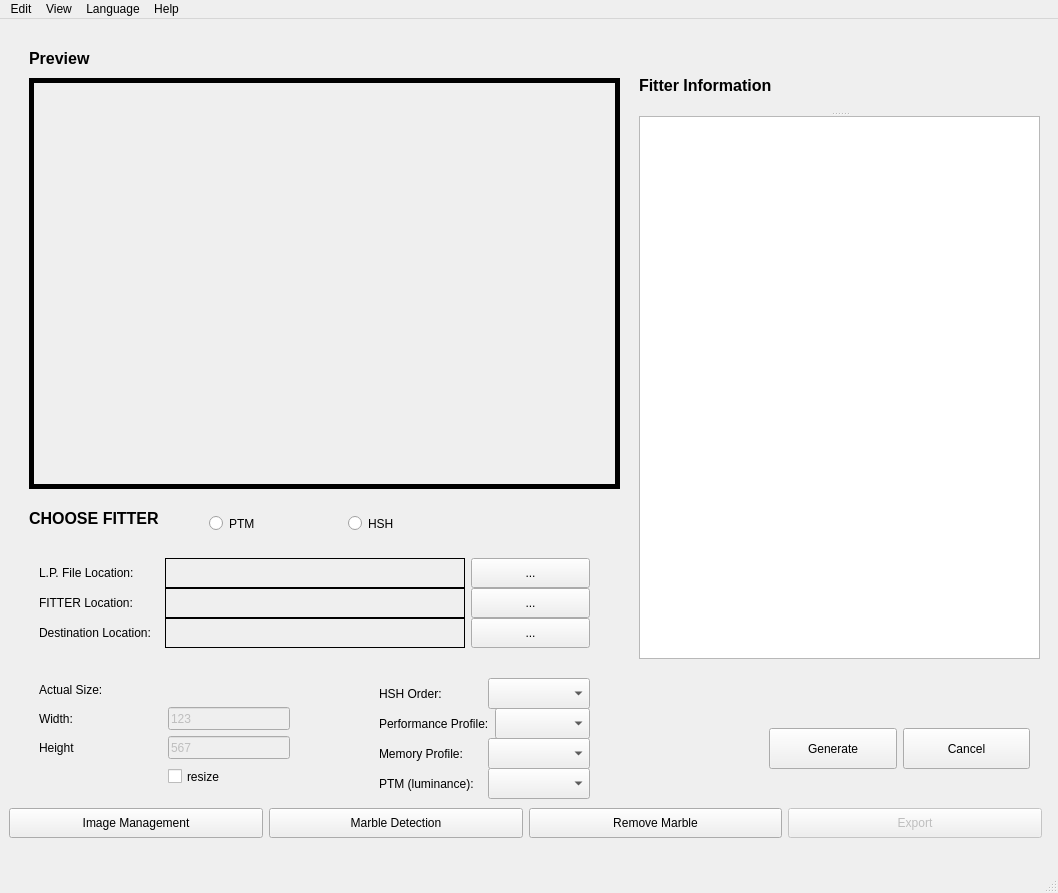
Above: RTIe/RTIe_builder/system_ui.ui from Super-SaiyanSandwich/ECMM427 before the change. Below: the same form after it.
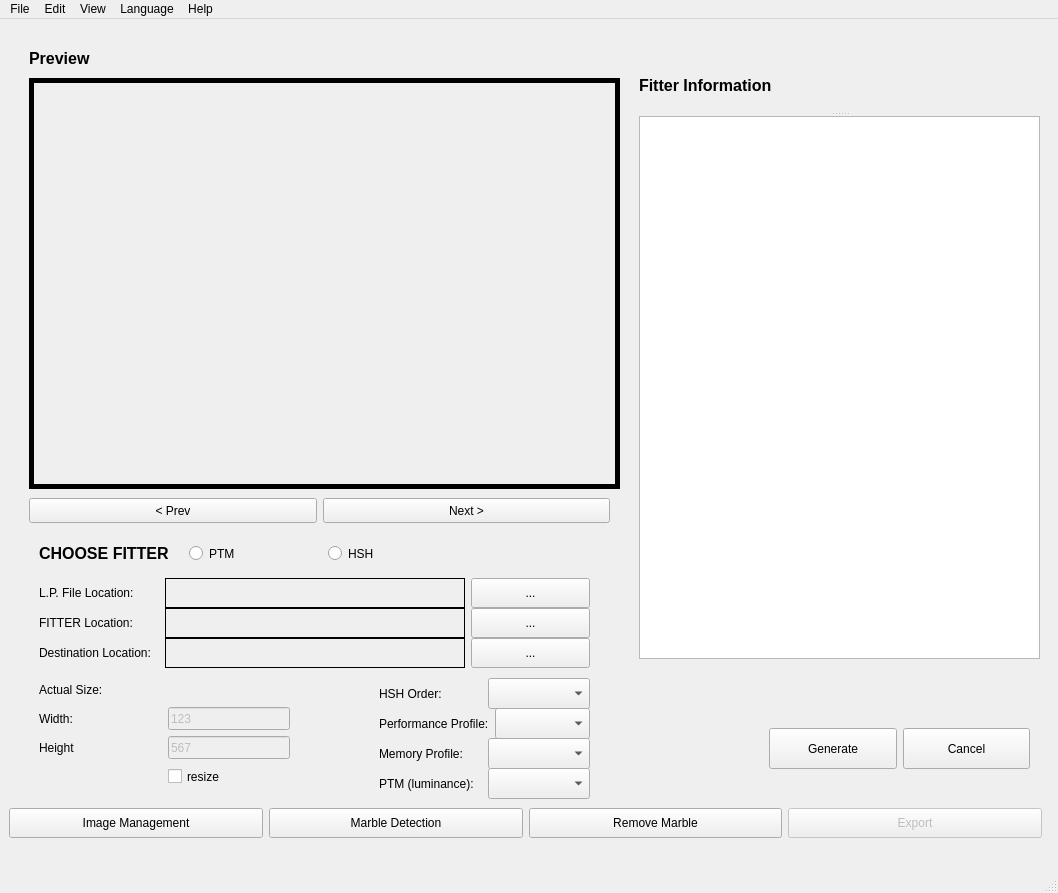
That is the form after the change. The open tabs and pages were chosen to show the change. Icons and pictures are not drawn.

The edit to the form file:
```diff
--- a/RTIe/RTIe_builder/system_ui.ui
+++ b/RTIe/RTIe_builder/system_ui.ui
@@ -2866,10 +2866,10 @@
        <widget class="QLabel" name="label_16">
         <property name="geometry">
          <rect>
-          <x>20</x>
-          <y>470</y>
+          <x>30</x>
+          <y>510</y>
           <width>211</width>
-          <height>41</height>
+          <height>31</height>
          </rect>
         </property>
         <property name="sizePolicy">
@@ -3353,8 +3353,8 @@
        <widget class="QWidget" name="layoutWidget">
         <property name="geometry">
          <rect>
-          <x>200</x>
-          <y>480</y>
+          <x>180</x>
+          <y>510</y>
           <width>271</width>
           <height>31</height>
          </rect>
@@ -3410,7 +3410,7 @@
         <property name="geometry">
          <rect>
           <x>30</x>
-          <y>530</y>
+          <y>550</y>
           <width>551</width>
           <height>30</height>
          </rect>
@@ -3585,7 +3585,7 @@
         <property name="geometry">
          <rect>
           <x>30</x>
-          <y>560</y>
+          <y>580</y>
           <width>551</width>
           <height>30</height>
          </rect>
@@ -3754,7 +3754,7 @@
         <property name="geometry">
          <rect>
           <x>30</x>
-          <y>590</y>
+          <y>610</y>
           <width>551</width>
           <height>30</height>
          </rect>
@@ -3969,6 +3969,53 @@
          </item>
         </layout>
        </widget>
+       <widget class="QWidget" name="layoutWidget_2">
+        <property name="geometry">
+         <rect>
+          <x>20</x>
+          <y>470</y>
+          <width>581</width>
+          <height>25</height>
+         </rect>
+        </property>
+        <property name="sizePolicy">
+         <sizepolicy hsizetype="MinimumExpanding" vsizetype="MinimumExpanding">
+          <horstretch>0</horstretch>
+          <verstretch>0</verstretch>
+         </sizepolicy>
+        </property>
+        <layout class="QHBoxLayout" name="horizontalLayout_12">
+         <item>
+          <widget class="QPushButton" name="previous_Image_Btn">
+           <property name="sizePolicy">
+            <sizepolicy hsizetype="MinimumExpanding" vsizetype="MinimumExpanding">
+             <horstretch>0</horstretch>
+             <verstretch>0</verstretch>
+            </sizepolicy>
+           </property>
+           <property name="text">
+            <string>&lt; Prev</string>
+           </property>
+          </widget>
+         </item>
+         <item>
+          <widget class="QPushButton" name="next_Image_Btn">
+           <property name="enabled">
+            <bool>true</bool>
+           </property>
+           <property name="sizePolicy">
+            <sizepolicy hsizetype="MinimumExpanding" vsizetype="MinimumExpanding">
+             <horstretch>0</horstretch>
+             <verstretch>0</verstretch>
+            </sizepolicy>
+           </property>
+           <property name="text">
+            <string>Next &gt;</string>
+           </property>
+          </widget>
+         </item>
+        </layout>
+       </widget>
       </widget>
       <widget class="QWidget" name="page5">
        <property name="sizePolicy">
@@ -4073,6 +4120,13 @@
      <string>Help</string>
     </property>
    </widget>
+   <widget class="QMenu" name="menuFile">
+    <property name="title">
+     <string>File</string>
+    </property>
+    <addaction name="actionNew_Project"/>
+   </widget>
+   <addaction name="menuFile"/>
    <addaction name="menuEdit"/>
    <addaction name="menuView"/>
    <addaction name="menuLanguage"/>
```
Left out of the diff: 11 changed lines with no effect on the pictures.
